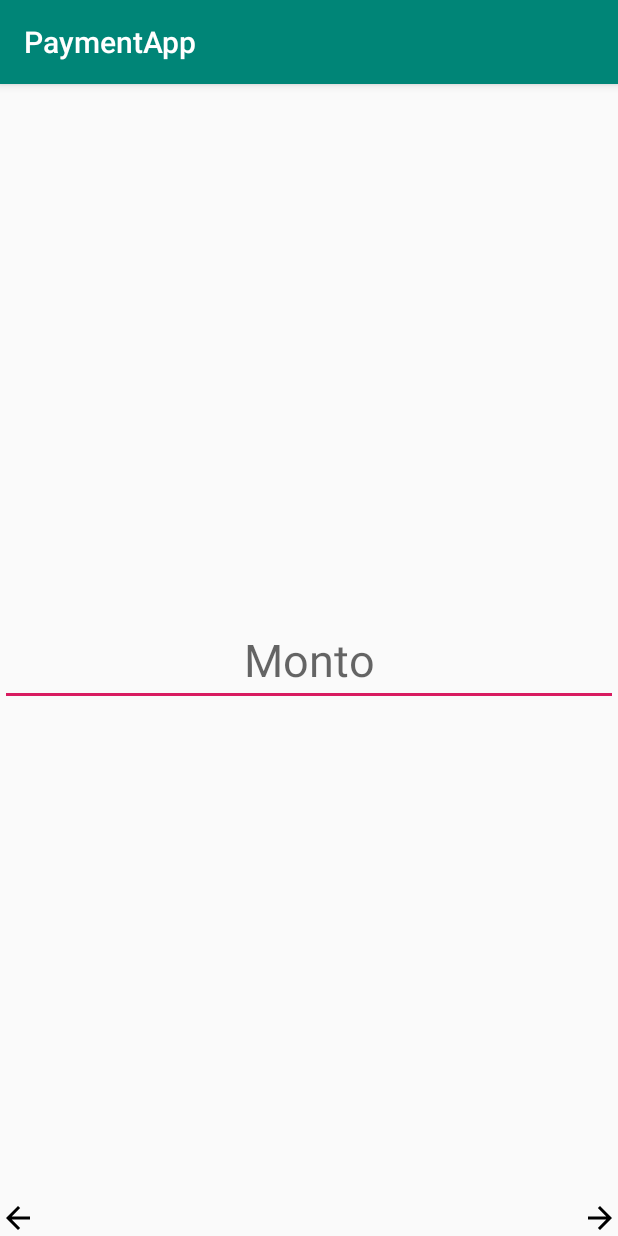
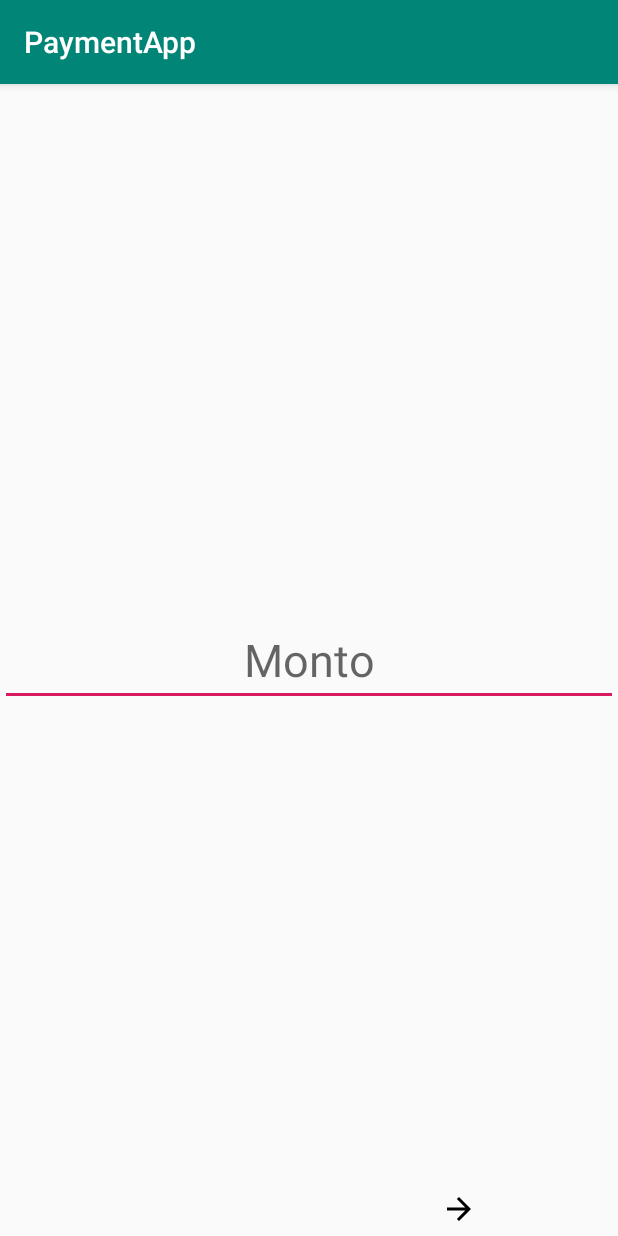
Before and after one commit to danponce/PaymentApp, an Android app: the screen it shows after launch (MainActivity), on a phone screen of 412 x 824 dp. Run offline under Robolectric (Android 15) with nearby library versions, the phone set to English and light mode, and no system bars; our stand-ins replace data binding.

Commit message:
Use include for next and back buttons

```diff
--- a/app/src/main/java/com/example/dan/paymentapp/AmountFragment.java
+++ b/app/src/main/java/com/example/dan/paymentapp/AmountFragment.java
@@ -72,17 +72,21 @@ public class AmountFragment extends Fragment
     {
         mBinding = DataBindingUtil.inflate(inflater, R.layout.fragment_amount, container, false);
 
-        // Inflate the layout for this fragment
-        return inflater.inflate(R.layout.fragment_amount, container, false);
+        setClickListeners();
+
+        return mBinding.getRoot();
     }
 
-    // TODO: Rename method, update argument and hook method into UI event
-    public void onButtonPressed(Uri uri)
+    private void setClickListeners()
     {
-        if (mListener != null)
+        mBinding.buttons.nextBtn.setOnClickListener(new View.OnClickListener()
         {
-            //mListener.goToNextFragment(uri);
-        }
+            @Override
+            public void onClick(View v)
+            {
+                mListener.nextFragment();
+            }
+        });
     }
 
     @Override
@@ -96,7 +100,7 @@ public class AmountFragment extends Fragment
         else
         {
             throw new RuntimeException(context.toString()
-                    + " must implement OnAmountFragmentInteractionListener");
+                    + " must implement FragmentClicksListener");
         }
     }
 
--- a/app/src/main/res/layout/fragment_amount.xml
+++ b/app/src/main/res/layout/fragment_amount.xml
@@ -1,15 +1,11 @@
 <?xml version="1.0" encoding="utf-8"?>
-<layout>
+<layout xmlns:tools="http://schemas.android.com/tools">
 
     <data>
 
         <variable
-            name="click"
-            type="com.example.dan.paymentapp.MainActivity.ClickHandler" />
-
-        <variable
             name="id"
-            type="int"/>
+            type="int" />
     </data>
 
     <android.support.constraint.ConstraintLayout xmlns:android="http://schemas.android.com/apk/res/android"
@@ -30,20 +26,13 @@
             app:layout_constraintRight_toRightOf="parent"
             app:layout_constraintTop_toTopOf="parent" />
 
-        <ImageView
-            android:layout_width="wrap_content"
+        <include
+            android:id="@+id/buttons"
+            layout="@layout/layout_buttons"
+            app:id="@{id}"
             android:layout_height="wrap_content"
-            android:src="@drawable/ic_arrow_back_black_24dp"
-            app:layout_constraintBottom_toBottomOf="parent"
-            app:layout_constraintLeft_toLeftOf="parent" />
-
-        <ImageView
-            android:layout_width="wrap_content"
-            android:layout_height="wrap_content"
-            android:src="@drawable/ic_arrow_forward_black_24dp"
-            android:onClick="@{(v) -> click.nextFragmentClick(v, id)}"
-            app:layout_constraintBottom_toBottomOf="parent"
-            app:layout_constraintRight_toRightOf="parent" />
+            android:layout_width="match_parent"
+            app:layout_constraintBottom_toBottomOf="parent"/>
 
     </android.support.constraint.ConstraintLayout>
 </layout>
--- /dev/null
+++ b/app/src/main/res/layout/layout_buttons.xml
@@ -0,0 +1,36 @@
+<?xml version="1.0" encoding="utf-8"?>
+<layout>
+
+    <data>
+        <import type="android.view.View"/>
+
+        <variable
+            name="id"
+            type="int" />
+    </data>
+
+    <LinearLayout xmlns:android="http://schemas.android.com/apk/res/android"
+        android:layout_width="match_parent"
+        android:layout_height="wrap_content"
+        android:orientation="horizontal"
+        android:padding="6dp">
+
+        <!-- If fragment id is equal to amount fragment then don't show previous button -->
+        <ImageView
+            android:id="@+id/back_btn"
+            android:visibility="@{id == 0 ? View.INVISIBLE : View.VISIBLE}"
+            android:layout_width="0dp"
+            android:layout_height="wrap_content"
+            android:layout_weight="1"
+            android:src="@drawable/ic_arrow_back_black_24dp" />
+
+        <ImageView
+            android:id="@+id/next_btn"
+            android:layout_width="0dp"
+            android:layout_height="wrap_content"
+            android:layout_weight="1"
+            android:src="@drawable/ic_arrow_forward_black_24dp" />
+
+    </LinearLayout>
+
+</layout>
```
